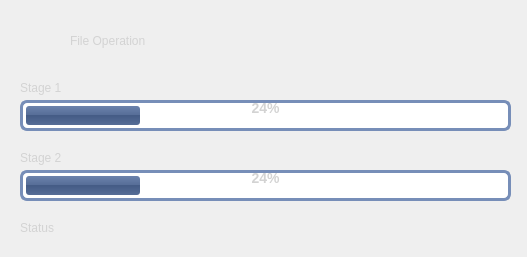
Qt form progress.ui (aroyer-qc/GUI_Builder) before a commit.
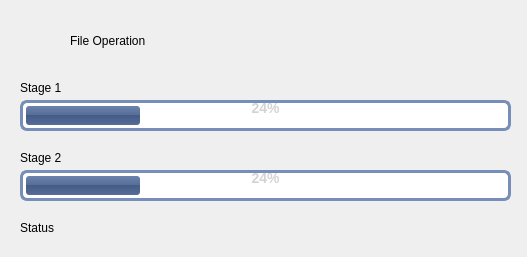
The same form after that commit. Icons and pictures are not drawn.

What changed in the file:
```diff
--- a/progress.ui
+++ b/progress.ui
@@ -46,7 +46,7 @@
 }
 
 QLabel {
-	color:	lightgray;
+	color:	black;
 	font: bold &quot;Ubuntu&quot;;
 	font-size: 12px;
 }
@@ -101,7 +101,8 @@
     </font>
    </property>
    <property name="styleSheet">
-    <string notr="true">font: 26pt &quot;Ubuntu&quot;;</string>
+    <string notr="true">font: 26pt &quot;Ubuntu&quot;;
+color: black;</string>
    </property>
    <property name="text">
     <string>File Operation</string>
@@ -177,6 +178,9 @@
      <height>16</height>
     </rect>
    </property>
+   <property name="styleSheet">
+    <string notr="true"/>
+   </property>
    <property name="text">
     <string>Stage 1</string>
    </property>
@@ -190,6 +194,9 @@
      <height>16</height>
     </rect>
    </property>
+   <property name="styleSheet">
+    <string notr="true"/>
+   </property>
    <property name="text">
     <string>Stage 2</string>
    </property>
```
